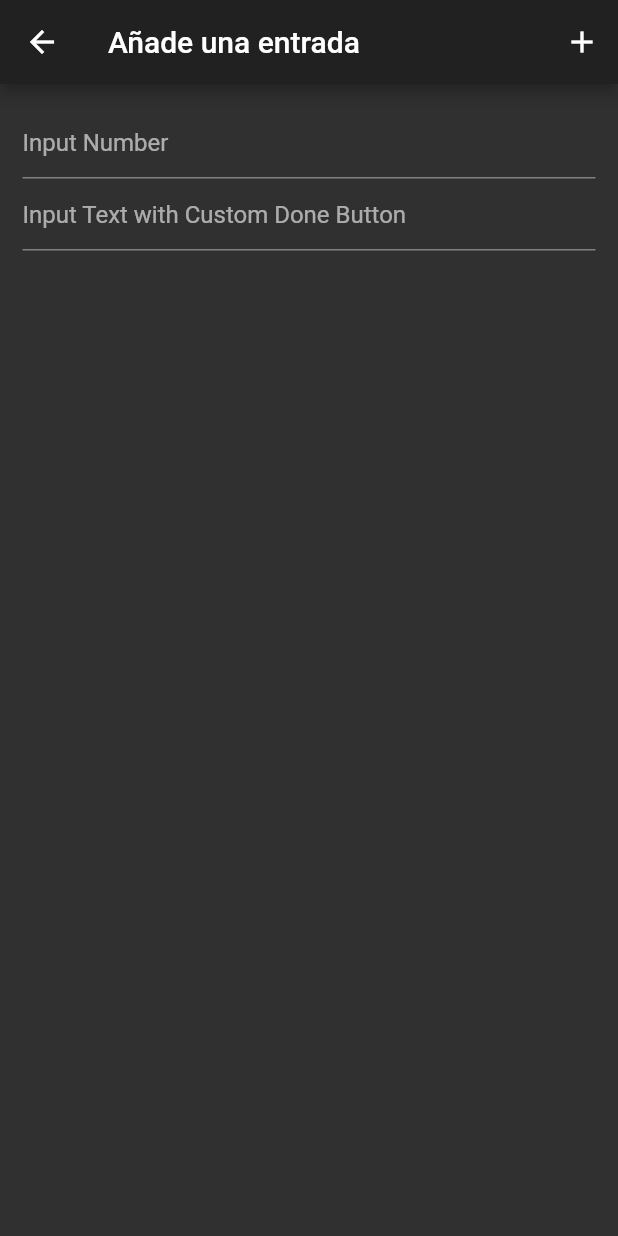
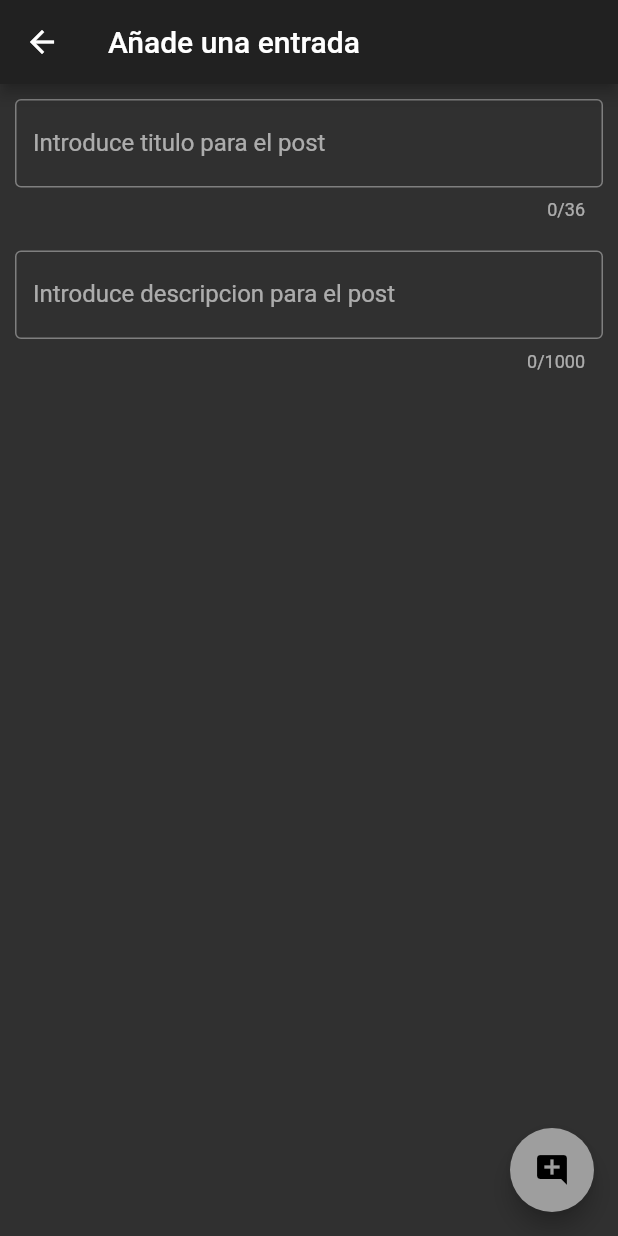
Before and after one commit to DSC-UPV/ComunicaT, a Flutter app: the AddPostPage screen opened directly with empty values, on a phone screen of 412 x 824 dp. Run offline on Flutter 3.47's test engine with Material 2 defaults, Android fonts, the phone set to English and light mode, and no system bars; drawn by our look-alikes of keyboard_actions.

Commit message:
Update addpost_page.dart

```diff
--- a/lib/pages/addpost_page.dart
+++ b/lib/pages/addpost_page.dart
@@ -1,9 +1,6 @@
 import "package:flutter/material.dart";
-import 'package:keyboard_actions/keyboard_actions.dart';
-
 
 import "package:comunicat/objects/post.dart";
-import "package:comunicat/buttons/appbar_button.dart";
 
 class AddPostPage extends StatefulWidget {
   final Color color;
@@ -20,6 +17,12 @@ class AddPostPage extends StatefulWidget {
 class _AddPostPage extends State<AddPostPage> {
   Color _color;
   List<Post> _list;
+  String _title;
+  String _desc;
+  final TextEditingController _textEditControlTitle =
+      new TextEditingController();
+  final TextEditingController _textEditControlDesc =
+      new TextEditingController();
 
   @override
   void initState() {
@@ -36,69 +39,86 @@ class _AddPostPage extends State<AddPostPage> {
 
   @override
   Widget build(BuildContext context) {
-    final FocusNode _nodeText1 = FocusNode();
-    final FocusNode _nodeText2 = FocusNode();
     return Scaffold(
       appBar: AppBar(
         leading: BackButton(),
         title: Text("Añade una entrada"),
-        actions: <Widget>[
-          AppBarButton(Icon(Icons.add)),
+      ),
+      body: Column(
+        children: <Widget>[
+          Container(
+            padding: const EdgeInsets.all(10),
+            child: TextField(
+              enabled: true,
+              maxLength: 36,
+              maxLengthEnforced: true,
+              //style: TextStyle,
+              obscureText: false,
+              decoration: InputDecoration(
+                border: OutlineInputBorder(),
+                labelText: 'Introduce titulo para el post',
+              ),
+              controller: _textEditControlTitle,
+              onChanged: (String e) {
+                setState(
+                  () {
+                    _title = e;
+                  },
+                );
+              },
+              onSubmitted: _submissionTitle,
+            ),
+          ),
+          Container(
+            padding: const EdgeInsets.all(10),
+            child: TextField(
+              enabled: true,
+              maxLength: 1000,
+              maxLengthEnforced: true,
+              //style: TextStyle,
+              obscureText: false,
+              decoration: InputDecoration(
+                fillColor: _color,
+                focusColor: _color,
+                hoverColor: _color,
+                border: OutlineInputBorder(),
+                labelText: 'Introduce descripcion para el post',
+              ),
+              controller: _textEditControlDesc,
+              onChanged: (String e) {
+                setState(
+                  () {
+                    _desc = e;
+                  },
+                );
+              },
+              onSubmitted: _submissionDesc,
+            ),
+          ),
         ],
       ),
-      body: KeyboardActions(
-        config: _buildConfig(context, _nodeText1, _nodeText2),
-        child: Center(
-          child: Padding(
-            padding: const EdgeInsets.all(15.0),
-            child: Column(
-                crossAxisAlignment: CrossAxisAlignment.stretch,
-                children: <Widget>[
-                  TextField(
-                    keyboardType: TextInputType.number,
-                    focusNode: _nodeText1,
-                    decoration: InputDecoration(
-                      hintText: "Input Number",
-                    ),
-                  ),
-                  TextField(
-                    keyboardType: TextInputType.text,
-                    focusNode: _nodeText2,
-                    decoration: InputDecoration(
-                      hintText: "Input Text with Custom Done Button",
-                    ),
-                  ),
-                ]),
-          ),
-        ),
+      floatingActionButton: FloatingActionButton(
+        onPressed: () {
+          if (_title != null && _desc != null) {
+            addToList(_title, _desc, _list);
+          }
+          Navigator.pop(context, true);
+        },
+        child: Icon(Icons.add_comment),
+        backgroundColor: _color,
       ),
     );
   }
 
-  KeyboardActionsConfig _buildConfig(
-      BuildContext context, FocusNode _nodeText1, FocusNode _nodeText2) {
-    return KeyboardActionsConfig(
-        keyboardActionsPlatform: KeyboardActionsPlatform.ALL,
-        keyboardBarColor: Colors.grey[200],
-        nextFocus: true,
-        actions: [
-          KeyboardAction(
-            focusNode: _nodeText1,
-          ),
-          KeyboardAction(
-            focusNode: _nodeText2,
-            toolbarButtons: [
-              (node) {
-                return GestureDetector(
-                  onTap: () => node.unfocus(),
-                  child: Padding(
-                    padding: EdgeInsets.all(8.0),
-                    child: Icon(Icons.close),
-                  ),
-                );
-              }
-            ],
-          )
-        ]);
+  void _submissionTitle(String e) {
+    _title = _textEditControlTitle.text;
+  }
+
+  void _submissionDesc(String e) {
+    _desc = _textEditControlDesc.text;
+  }
+
+  void addToList(String t, String d, List<Post> l) {
+    l.add(Post(t, d));
   }
 }
```
